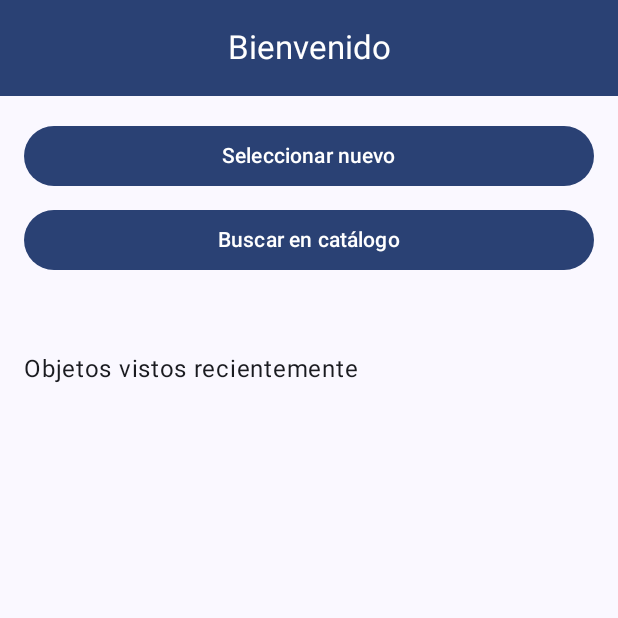
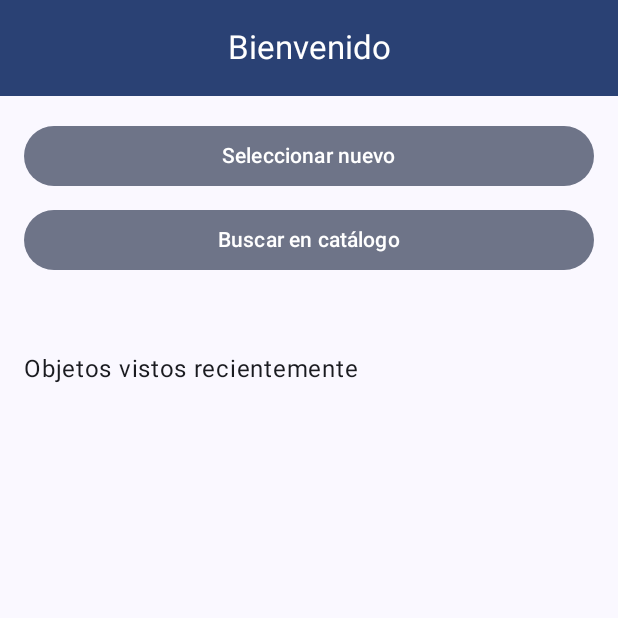
Before and after one commit to UTN-FRBA-Mobile/AR3D-STL-Viewer, an Android app built with Jetpack Compose: the screen it shows after launch (MainActivity), on a phone screen of 412 x 824 dp, the top half of it. Run offline under Robolectric (Android 15) with nearby library versions, the phone set to English and light mode, and no system bars.

Commit message:
cambio colores

```diff
--- a/app/src/main/java/com/example/practica/views/HomeView.kt
+++ b/app/src/main/java/com/example/practica/views/HomeView.kt
@@ -9,6 +9,7 @@ import androidx.compose.foundation.layout.Column
 import androidx.compose.foundation.layout.fillMaxWidth
 import androidx.compose.foundation.layout.padding
 import androidx.compose.material3.Button
+import androidx.compose.material3.FilledTonalButton
 import androidx.compose.material3.Text
 import androidx.compose.runtime.Composable
 import androidx.compose.runtime.LaunchedEffect
@@ -40,7 +41,7 @@ fun Home(context: Context, catalogoEsVisible: MutableState<Boolean>) {
         modifier = Modifier,
         verticalArrangement = Arrangement.Top
     ) {
-        Button(
+        FilledTonalButton(
             onClick = {
                 addFileLauncher.launch("*/*")
             },
@@ -50,7 +51,7 @@ fun Home(context: Context, catalogoEsVisible: MutableState<Boolean>) {
         ) {
             Text(text= "Seleccionar nuevo")
         }
-        Button(
+        FilledTonalButton(
             onClick = {catalogoEsVisible.value = true},
             modifier = Modifier
                 .fillMaxWidth()
```
Also changed, not shown: app/src/main/java/com/example/practica/views/ObjetosRecientesView.kt (+5 -3 lines).
